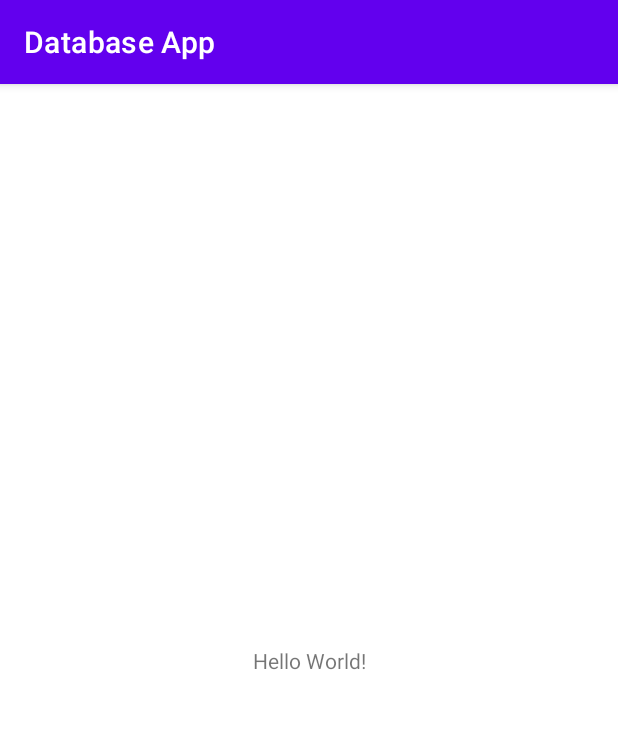
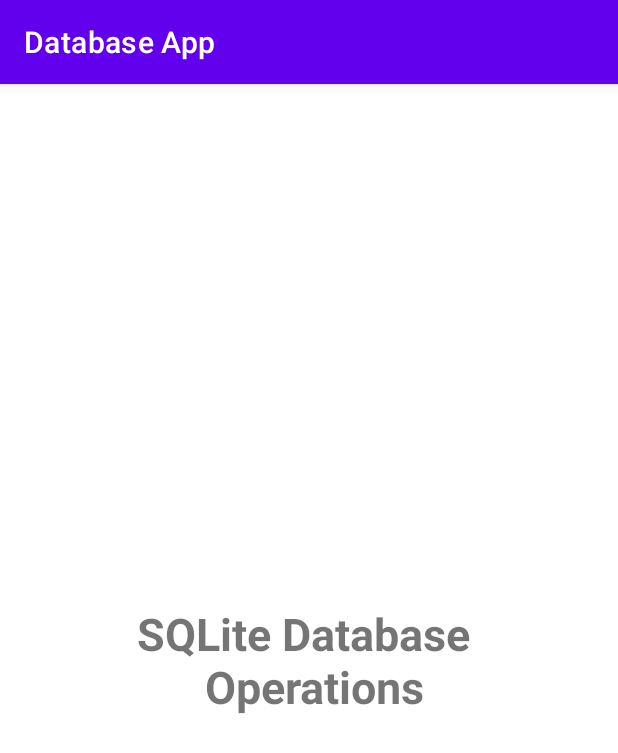
Before and after one commit to JanithDisanayake/Kotlin-Helper, an Android app: the screen it shows after launch (MainActivity), on a phone screen of 412 x 824 dp. Shown: the top 753 px of the screen. Run offline under Robolectric (Android 15) with nearby library versions, the phone set to English and light mode, and no system bars.

Commit message:
modified UI

```diff
--- a/SQLiteApp/app/src/main/res/layout/activity_main.xml
+++ b/SQLiteApp/app/src/main/res/layout/activity_main.xml
@@ -9,7 +9,10 @@
     <TextView
         android:layout_width="wrap_content"
         android:layout_height="wrap_content"
-        android:text="Hello World!"
+        android:text="SQLite Database \n Operations"
+        android:textAlignment="center"
+        android:textSize="30dp"
+        android:textStyle="bold"
         app:layout_constraintBottom_toBottomOf="parent"
         app:layout_constraintEnd_toEndOf="parent"
         app:layout_constraintStart_toStartOf="parent"
```
